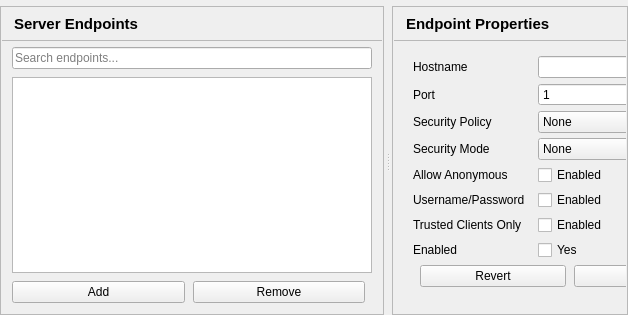
Old version of the form src/ui/pages/endpointspage.ui in the repository sanny32/OpenUaSim.
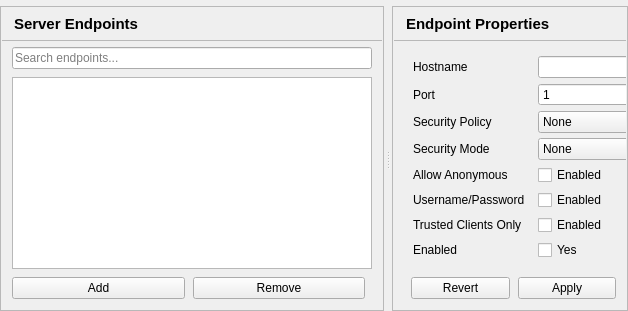
New version of the form.

Commit message: Anchor property panel actions to the bottom

```diff
--- a/src/ui/pages/endpointspage.ui
+++ b/src/ui/pages/endpointspage.ui
@@ -322,7 +322,7 @@
             <number>10</number>
            </property>
            <property name="bottomMargin">
-            <number>10</number>
+            <number>0</number>
            </property>
            <item>
             <widget class="QWidget" name="propertiesHost">
@@ -490,8 +490,35 @@
                 </property>
                </widget>
               </item>
-              <item row="8" column="0" colspan="2">
+             </layout>
+            </widget>
+           </item>
+           <item>
+            <spacer name="spacer4">
+             <property name="orientation">
+              <enum>Qt::Vertical</enum>
+             </property>
+            </spacer>
+           </item>
+          </layout>
+         </widget>
+        </widget>
+       </item>
+       <item>
+        <widget class="QWidget" name="propertiesActions">
            <layout class="QHBoxLayout" name="propertiesButtonsLayout">
+          <property name="leftMargin">
+           <number>10</number>
+          </property>
+          <property name="topMargin">
+           <number>0</number>
+          </property>
+          <property name="rightMargin">
+           <number>10</number>
+          </property>
+          <property name="bottomMargin">
+           <number>10</number>
+          </property>
             <property name="spacing">
              <number>8</number>
             </property>
@@ -517,19 +544,6 @@
              </widget>
             </item>
            </layout>
-          </item>
-             </layout>
-            </widget>
-           </item>
-           <item>
-            <spacer name="spacer4">
-             <property name="orientation">
-              <enum>Qt::Vertical</enum>
-             </property>
-            </spacer>
-           </item>
-          </layout>
-         </widget>
         </widget>
        </item>
       </layout>
```
Lines whose indentation alone changed are shown as unchanged. The commit also changes 4 other files.
